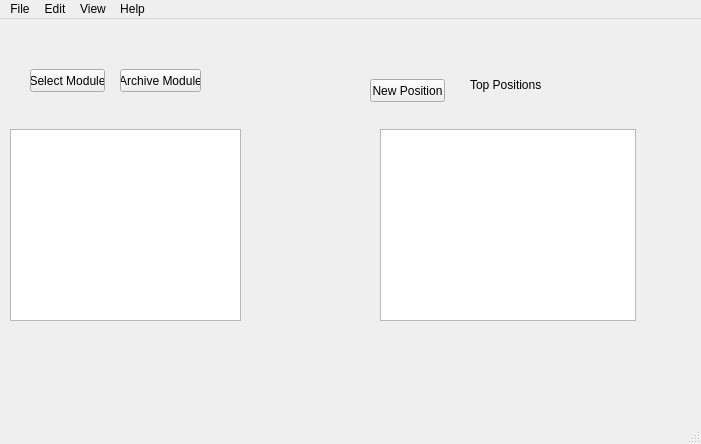
Qt form CurrentPositionUI.ui (j37hr0/positionMarker) before a commit.
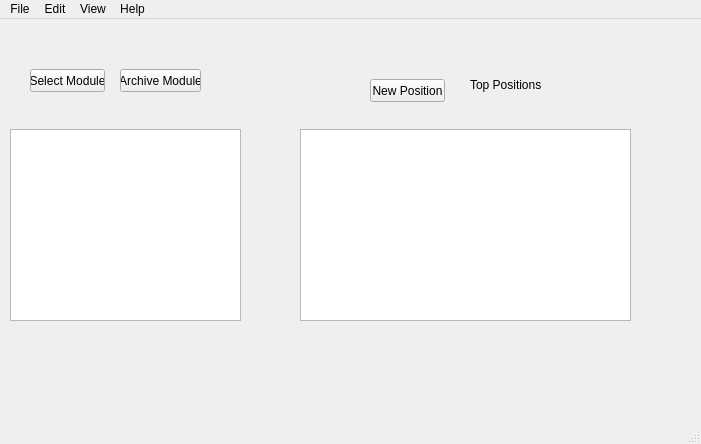
The same form after that commit.

```diff
--- a/CurrentPositionUI.ui
+++ b/CurrentPositionUI.ui
@@ -63,16 +63,6 @@
      <string>Top Positions</string>
     </property>
    </widget>
-   <widget class="QTableView" name="top_positions_table">
-    <property name="geometry">
-     <rect>
-      <x>380</x>
-      <y>110</y>
-      <width>256</width>
-      <height>192</height>
-     </rect>
-    </property>
-   </widget>
    <widget class="QPushButton" name="create_position_btn">
     <property name="geometry">
      <rect>
@@ -86,6 +76,16 @@
      <string>New Position</string>
     </property>
    </widget>
+   <widget class="QListWidget" name="top_positions_table">
+    <property name="geometry">
+     <rect>
+      <x>300</x>
+      <y>110</y>
+      <width>331</width>
+      <height>192</height>
+     </rect>
+    </property>
+   </widget>
   </widget>
   <widget class="QMenuBar" name="menubar">
    <property name="geometry">
```
